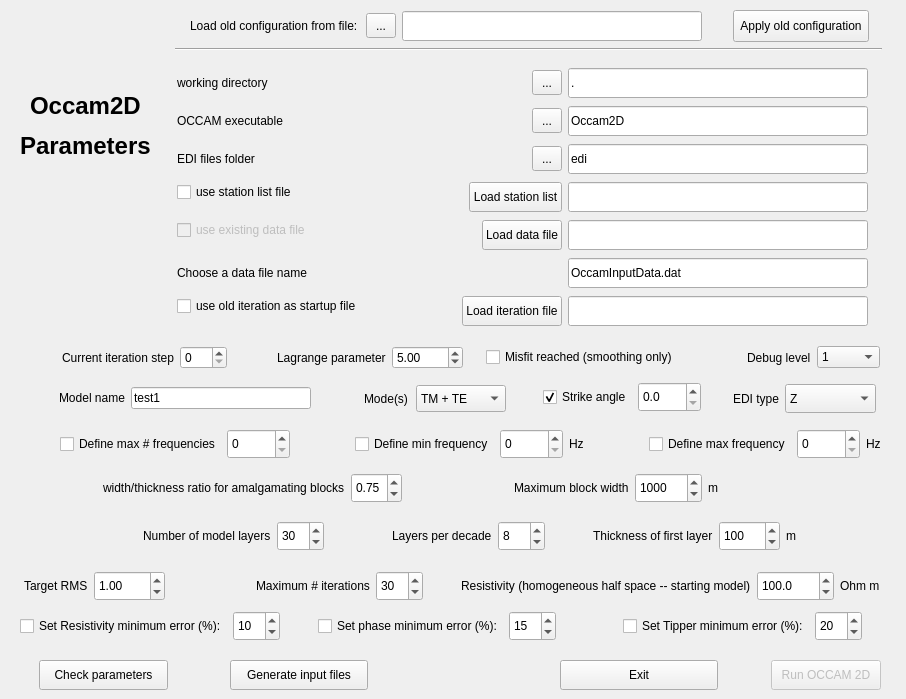
The window that mtpy/utils/gui/occam2d/v1/fifthgui.ui (MTgeophysics/mtpy) describes before a commit, drawn with Qt 5.
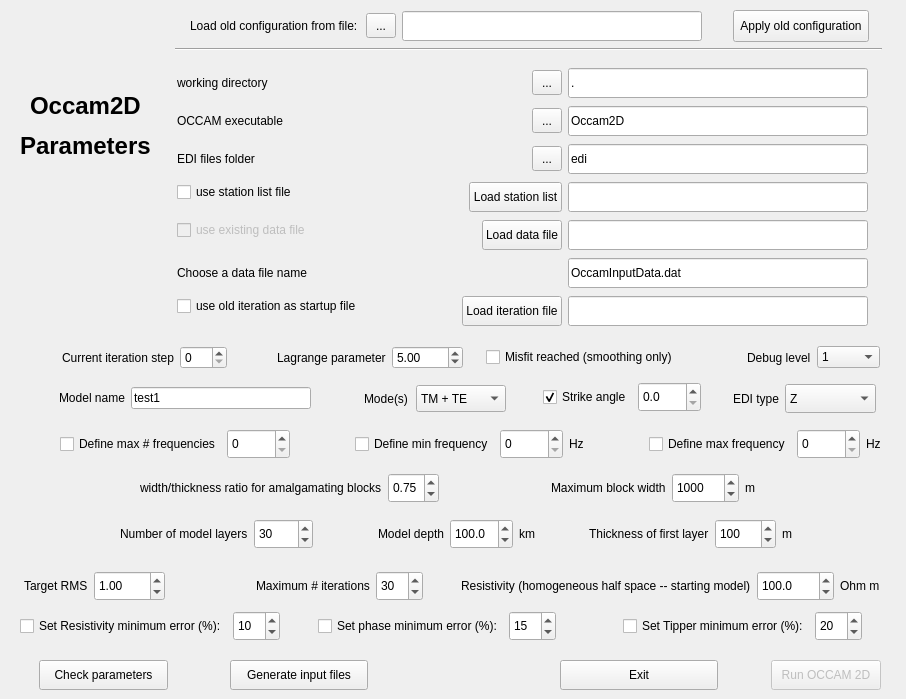
The same window after the commit.

Commit message: occam2d: gui updated: accepts model depth as input now

```diff
--- a/mtpy/utils/gui/occam2d/v1/fifthgui.ui
+++ b/mtpy/utils/gui/occam2d/v1/fifthgui.ui
@@ -818,9 +818,9 @@
   <widget class="QWidget" name="layoutWidget">
    <property name="geometry">
     <rect>
-     <x>143</x>
-     <y>519</y>
-     <width>653</width>
+     <x>120</x>
+     <y>517</y>
+     <width>672</width>
      <height>34</height>
     </rect>
    </property>
@@ -885,23 +885,10 @@
     </item>
     <item>
      <layout class="QHBoxLayout" name="horizontalLayout_26">
-      <item>
-       <spacer name="horizontalSpacer_31">
-        <property name="orientation">
-         <enum>Qt::Horizontal</enum>
-        </property>
-        <property name="sizeHint" stdset="0">
-         <size>
-          <width>13</width>
-          <height>20</height>
-         </size>
-        </property>
-       </spacer>
-      </item>
       <item>
        <widget class="QLabel" name="label_19">
         <property name="text">
-         <string>Layers per decade</string>
+         <string>Model depth</string>
         </property>
         <property name="buddy">
          <cstring>spinBox_layersperdecade</cstring>
@@ -909,16 +896,16 @@
        </widget>
       </item>
       <item>
-       <widget class="QSpinBox" name="spinBox_layersperdecade">
+       <widget class="QDoubleSpinBox" name="doubleSpinBox_model_depth">
         <property name="sizePolicy">
-         <sizepolicy hsizetype="MinimumExpanding" vsizetype="Fixed">
+         <sizepolicy hsizetype="Maximum" vsizetype="Fixed">
           <horstretch>0</horstretch>
           <verstretch>0</verstretch>
          </sizepolicy>
         </property>
         <property name="minimumSize">
          <size>
-          <width>0</width>
+          <width>63</width>
           <height>30</height>
          </size>
         </property>
@@ -928,29 +915,29 @@
           <height>30</height>
          </size>
         </property>
-        <property name="minimum">
+        <property name="decimals">
          <number>1</number>
         </property>
+        <property name="minimum">
+         <double>0.100000000000000</double>
+        </property>
         <property name="maximum">
-         <number>100</number>
+         <double>9999.000000000000000</double>
+        </property>
+        <property name="singleStep">
+         <double>5.000000000000000</double>
         </property>
         <property name="value">
-         <number>8</number>
+         <double>100.000000000000000</double>
         </property>
        </widget>
       </item>
       <item>
-       <spacer name="horizontalSpacer_37">
-        <property name="orientation">
-         <enum>Qt::Horizontal</enum>
+       <widget class="QLabel" name="label_33">
+        <property name="text">
+         <string>km</string>
         </property>
-        <property name="sizeHint" stdset="0">
-         <size>
-          <width>13</width>
-          <height>20</height>
-         </size>
-        </property>
-       </spacer>
+       </widget>
       </item>
      </layout>
     </item>
@@ -1706,7 +1693,7 @@
   <widget class="QWidget" name="layoutWidget">
    <property name="geometry">
     <rect>
-     <x>103</x>
+     <x>140</x>
      <y>471</y>
      <width>628</width>
      <height>34</height>
```
Left out of the diff: 5 changed lines with no effect on the pictures. The commit also changes 4 other files.
